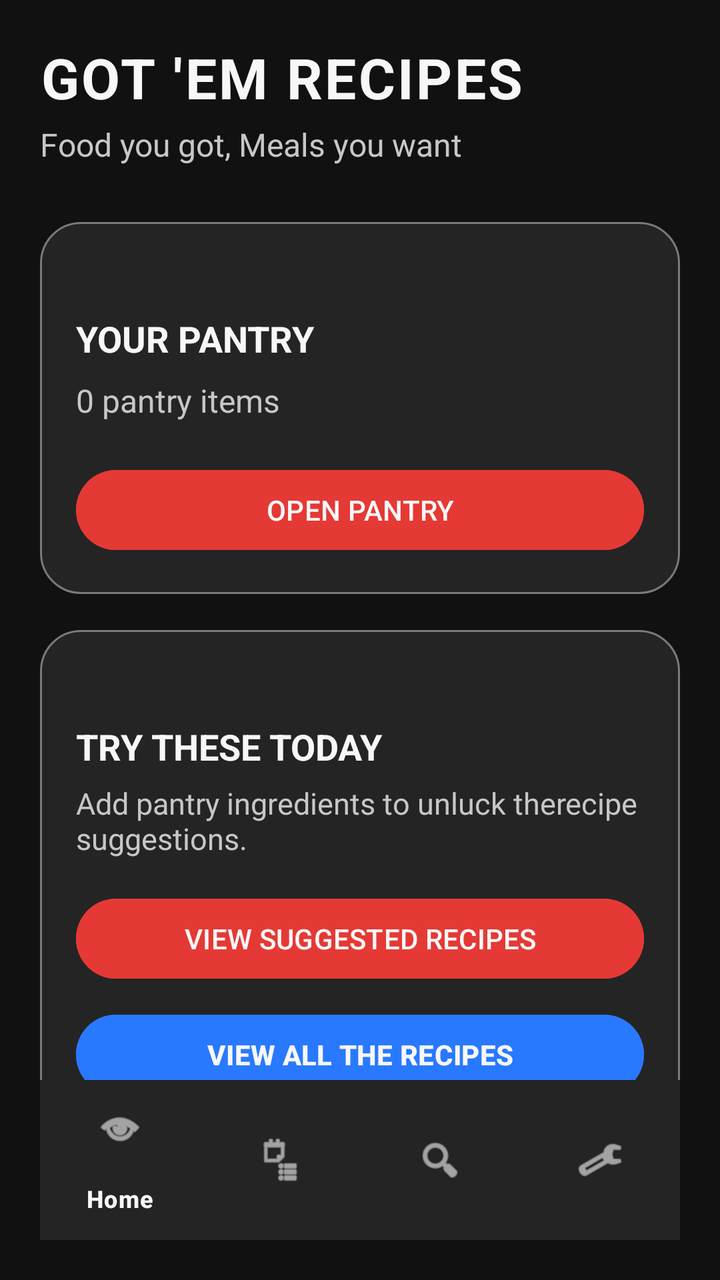
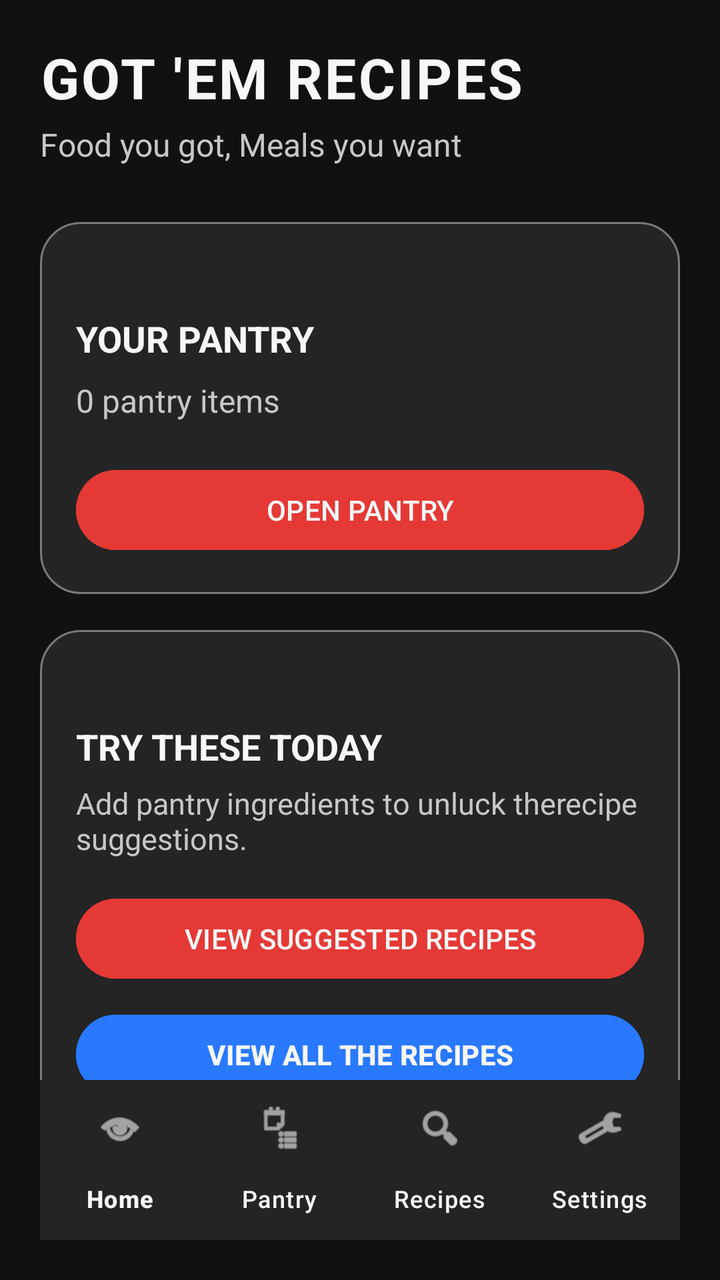

Screens rendered from an Android XML layout before and after an edit, with the pre-edit source and the edit as a unified diff.
<!-- AndroidManifest.xml: application theme Theme.GotEmRecipes -->
<!-- res/layout/activity_main.xml -->
<?xml version="1.0" encoding="utf-8"?>
<androidx.constraintlayout.widget.ConstraintLayout 
    xmlns:android="http://schemas.android.com/apk/res/android"
    xmlns:app="http://schemas.android.com/apk/res-auto"
    android:layout_width="match_parent"
    android:layout_height="match_parent"
    android:padding="20dp"
    android:background = "@color/gotem_black">

    <TextView
        android:id="@+id/textHomeTitle"
        android:layout_width="wrap_content"
        android:layout_height="wrap_content"
        android:text="GOT 'EM RECIPES"
        android:textSize="28sp"
        android:textStyle="bold"
        android:textColor="@color/gotem_white"
        android:letterSpacing="0.04"
        app:layout_constraintTop_toTopOf="parent"
        app:layout_constraintStart_toStartOf="parent" />
    
    <TextView
        android:id="@+id/textHomeTagline"
        android:layout_width="wrap_content"
        android:layout_height="wrap_content"
        android:layout_marginTop="4dp"
        android:text="Food you got, Meals you want"
        android:textSize="16sp"
        android:textColor="@color/gotem_light_grey"
        app:layout_constraintTop_toBottomOf="@+id/textHomeTitle"
        app:layout_constraintStart_toStartOf="parent" />

    <LinearLayout
        android:id="@+id/cardPantry"
        android:layout_width="0dp"
        android:layout_height="wrap_content"
        android:layout_marginTop="28dp"
        android:background="@drawable/home_card_background"
        android:orientation="vertical"
        android:padding="18dp"
        app:layout_constraintTop_toBottomOf="@+id/textHomeTagline"
        app:layout_constraintStart_toStartOf="parent"
        app:layout_constraintEnd_toEndOf="parent">

    <TextView
        android:id="@+id/textPantryOverview"
        android:layout_width="match_parent"
        android:layout_height="wrap_content"
        android:layout_marginTop="28dp"
        android:text="YOUR PANTRY"
        android:textSize="18sp"
        android:textStyle="bold"
        android:textColor="@color/gotem_white"
        />

    <TextView
        android:id="@+id/textHomePantryCount"
        android:layout_width="match_parent"
        android:layout_height="wrap_content"
        android:layout_marginTop="8dp"
        android:text = "0 pantry items"
        android:textSize="16sp"
        android:textColor="@color/gotem_light_grey"
       />

    <Button
        android:id="@+id/buttonHomePantry"
        android:layout_width="match_parent"
        android:layout_height="wrap_content"
        android:layout_marginTop="20dp"
        android:text="OPEN PANTRY"
        android:textColor="@color/gotem_white"
        android:backgroundTint="@color/gotem_red"/>


    </LinearLayout>

    <LinearLayout
        android:id = "@+id/cardSuggestions"
        android:layout_width="0dp"
        android:layout_height="wrap_content"
        android:layout_marginTop="18dp"
        android:background="@drawable/home_card_background"
        android:orientation="vertical"
        android:padding="18dp"
        app:layout_constraintTop_toBottomOf="@+id/cardPantry"
        app:layout_constraintStart_toStartOf="parent"
        app:layout_constraintEnd_toEndOf="parent">

    <TextView
        android:id="@+id/textTryTheseToday"
        android:layout_width="match_parent"
        android:layout_height="wrap_content"
        android:layout_marginTop="28dp"
        android:text="TRY THESE TODAY"
        android:textSize="18sp"
        android:textStyle="bold"
        android:textColor="@color/gotem_white"
        />

    <TextView
        android:id="@+id/textHomeSuggestion"
        android:layout_width="match_parent"
        android:layout_height="wrap_content"
        android:layout_marginTop="6dp"
        android:text="Add pantry ingredients to unluck therecipe suggestions."
        android:textSize="15sp"
        android:textColor="@color/gotem_light_grey"
       />
    <Button
        android:id="@+id/buttonHomeRecipes"
        android:layout_width="match_parent"
        android:layout_height="wrap_content"
        android:layout_marginTop="16dp"
        android:text="VIEW SUGGESTED RECIPES"
        android:textColor="@color/gotem_white"
        android:backgroundTint="@color/gotem_red"
    />
    <Button
        android:id="@+id/buttonHomeAllRecipes"
        android:layout_width="match_parent"
        android:layout_height="wrap_content"
        android:layout_marginTop="10dp"
        android:text="VIEW ALL THE RECIPES"
        android:textStyle="bold"
        android:backgroundTint="@color/gotem_blue"
        android:textColor="@color/gotem_white"/>
    </LinearLayout>

    <Button
        android:id="@+id/buttonHomeSettings"
        android:layout_width="0dp"
        android:layout_height="wrap_content"
        android:layout_marginTop="12dp"
        android:text="SETTINGS"
        android:textColor="@color/gotem_white"
        android:backgroundTint="@color/gotem_blue"
        app:layout_constraintTop_toBottomOf="@id/cardSuggestions"
        app:layout_constraintStart_toStartOf="parent"
        app:layout_constraintEnd_toEndOf="parent" />

    <com.google.android.material.bottomnavigation.BottomNavigationView
        android:id="@+id/bottmNavigation"
        android:layout_width="0dp"
        android:layout_height="wrap_content"
        android:background="@color/gotem_card"
        app:itemIconTint="@color/gotem_white"
        app:itemTextColor="@color/gotem_white"
        app:menu="@menu/bottom_navigation_menu"
        app:layout_constraintBottom_toBottomOf="parent"
        app:layout_constraintStart_toStartOf="parent"
        app:layout_constraintEnd_toEndOf="parent" />




</androidx.constraintlayout.widget.ConstraintLayout>
<!-- resources referenced by this layout -->
<resources>
  <color name="gotem_black">#111111</color>
  <color name="gotem_blue">#2979FF</color>
  <color name="gotem_card">#242424</color>
  <color name="gotem_light_grey">#C7C7C7</color>
  <color name="gotem_red">#E53935</color>
  <color name="gotem_white">#F7F7F7</color>
  <!-- drawable home_card_background (drawable) -->
  <?xml version="1.0" encoding="utf-8"?>
  <shape xmlns:android="http://schemas.android.com/apk/res/android"
      android:shape="rectangle" >
      <solid android:color="@color/gotem_card" />
      <corners android:radius="20dp" />
      <stroke
          android:width="1dp"
          android:color="@color/gotem_mid_grey" />
  </shape>
  <style name="Theme.GotEmRecipes" parent="Base.Theme.GotEmRecipes" />
  <color name="gotem_mid_grey">#7A7A7A</color>
  <style name="Base.Theme.GotEmRecipes" parent="Theme.Material3.DayNight.NoActionBar">
          
          
      </style>
</resources>

<!-- the commit's change to res/layout/activity_main.xml (unified diff, before → after) -->
@@ -146,6 +146,7 @@
         android:background="@color/gotem_card"
         app:itemIconTint="@color/gotem_white"
         app:itemTextColor="@color/gotem_white"
+        app:labelVisibilityMode="labeled"
         app:menu="@menu/bottom_navigation_menu"
         app:layout_constraintBottom_toBottomOf="parent"
         app:layout_constraintStart_toStartOf="parent"
